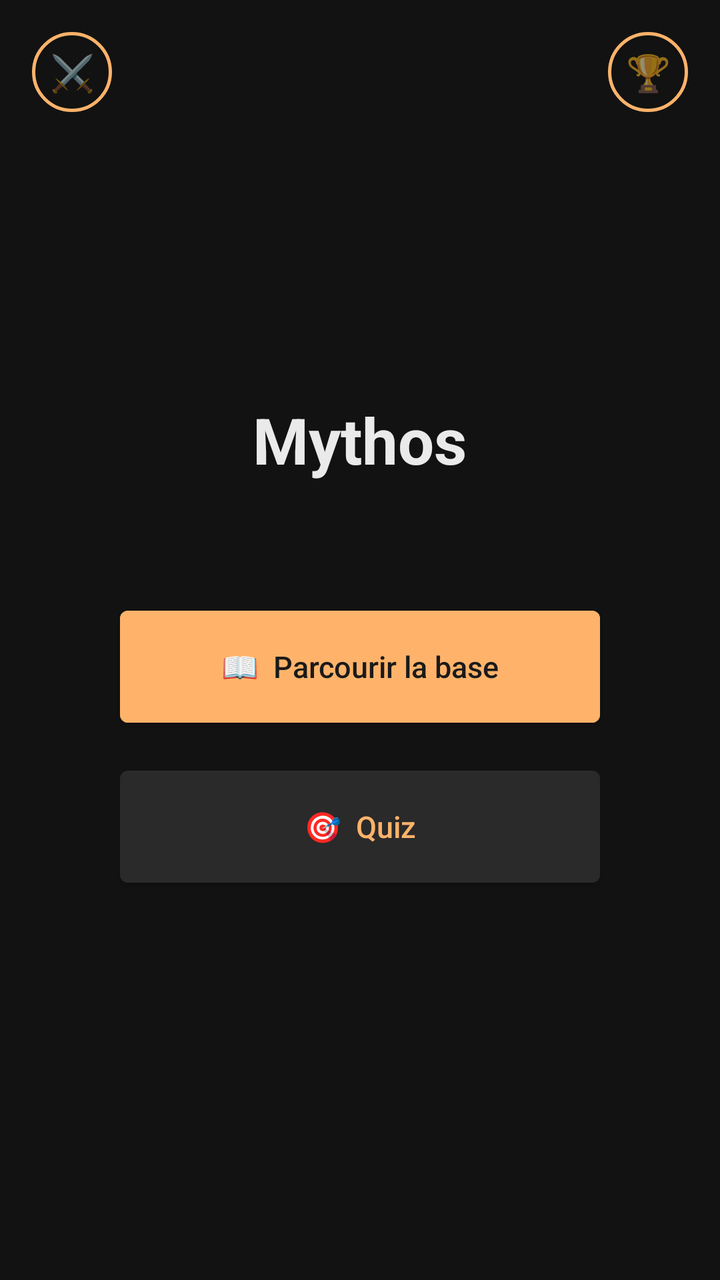
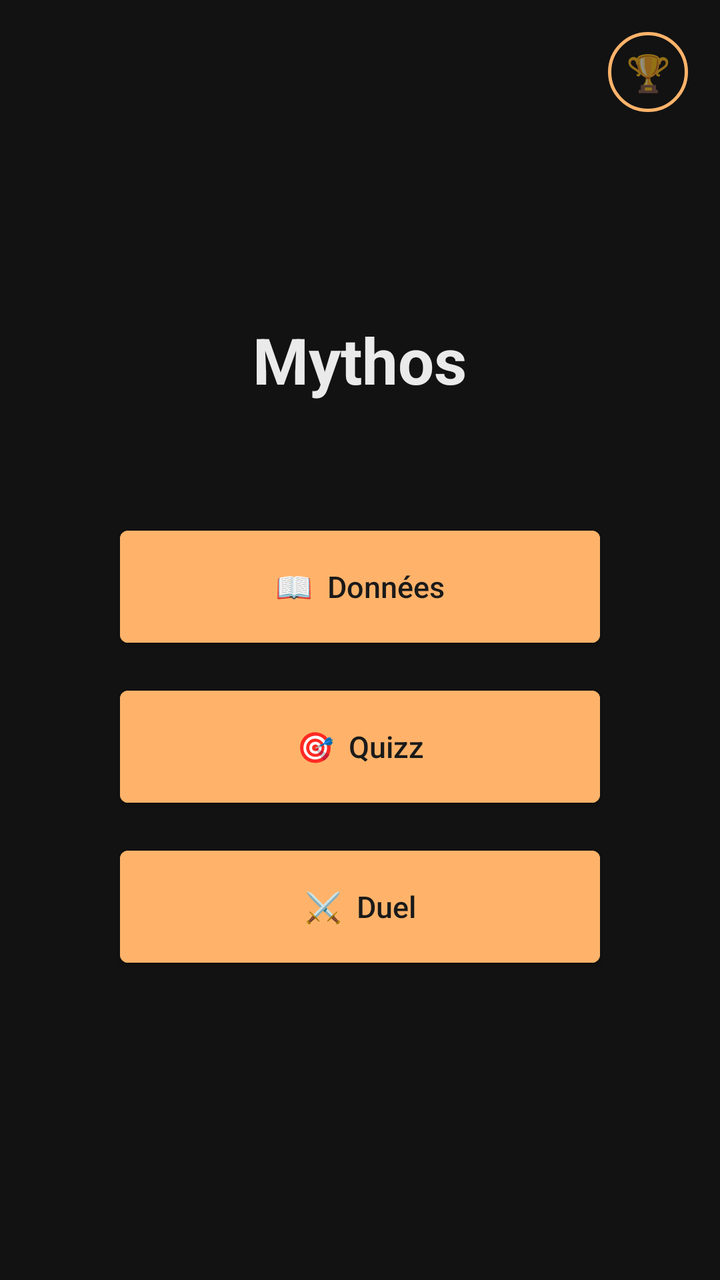

Before-and-after screenshots of an Android layout around one commit, followed by the original layout XML and the change that was made.
<!-- AndroidManifest.xml: application theme Theme.App_mythology -->
<!-- res/layout/fragment_home.xml -->
<?xml version="1.0" encoding="utf-8"?>
<FrameLayout xmlns:android="http://schemas.android.com/apk/res/android"
    android:layout_width="match_parent" android:layout_height="match_parent"
    android:background="@color/surface">

    <LinearLayout
        android:layout_width="match_parent"
        android:layout_height="match_parent"
        android:orientation="vertical"
        android:gravity="center"
        android:padding="32dp">

        <TextView
            android:layout_width="wrap_content"
            android:layout_height="wrap_content"
            android:text="Mythos"
            android:textSize="32sp"
            android:textStyle="bold"
            android:textColor="@color/on_surface"
            android:layout_marginBottom="64dp"/>

        <Button
            android:id="@+id/btn_browse"
            android:backgroundTint="@color/primary" android:textColor="@color/on_primary"
            android:layout_width="240dp"
            android:layout_height="56dp"
            android:text="📖  Parcourir la base"
            android:layout_marginBottom="24dp"/>

        <Button
            android:id="@+id/btn_quiz"
            android:backgroundTint="#FF2A2A2A" android:textColor="@color/primary"
            android:layout_width="240dp"
            android:layout_height="56dp"
            android:text="🎯  Quiz"/>

    </LinearLayout>

    <TextView android:id="@+id/btn_trophy"
        android:layout_width="40dp" android:layout_height="40dp"
        android:layout_gravity="top|end" android:layout_margin="16dp"
        android:background="@drawable/bg_help_button"
        android:gravity="center"
        android:text="🏆" android:textSize="18sp"
        android:contentDescription="Succès"
        android:clickable="true" android:focusable="true"/>

    <TextView android:id="@+id/btn_duel"
        android:layout_width="40dp" android:layout_height="40dp"
        android:layout_gravity="top|start" android:layout_margin="16dp"
        android:background="@drawable/bg_help_button"
        android:gravity="center"
        android:text="⚔️" android:textSize="18sp"
        android:contentDescription="Duel"
        android:clickable="true" android:focusable="true"/>

</FrameLayout>
<!-- resources referenced by this layout -->
<resources>
  <color name="on_primary">#FF1A1A1A</color>
  <color name="on_surface">#FFEAEAEA</color>
  <color name="primary">#FFB36A</color>
  <color name="surface">#FF121212</color>
  <!-- drawable bg_help_button (drawable) -->
  <?xml version="1.0" encoding="utf-8"?>
  <shape xmlns:android="http://schemas.android.com/apk/res/android"
      android:shape="oval">
      <solid android:color="@android:color/transparent"/>
      <stroke android:width="1.5dp" android:color="@color/primary"/>
  </shape>
  <style name="Theme.App_mythology" parent="Base.Theme.App_mythology" />
  <style name="Base.Theme.App_mythology" parent="Theme.MaterialComponents.DayNight">
          
          <item name="colorPrimary">@color/primary</item>
          <item name="colorPrimaryDark">@color/colorPrimaryDark</item>
          <item name="colorAccent">@color/colorAccent</item>
          <item name="colorOnPrimary">@color/on_primary</item>
          <item name="colorSurface">@color/surface</item>
          <item name="colorOnSurface">@color/on_surface</item>
          <item name="android:windowBackground">@color/surface</item>
          <item name="android:statusBarColor">@color/surface</item>
          <item name="android:navigationBarColor">@color/surface</item>
          
          <item name="actionBarStyle">@style/MyActionBar</item>
          <item name="textInputStyle">@style/Widget.MaterialComponents.TextInputLayout.OutlinedBox</item>
          
          <item name="materialButtonStyle">@style/AppButton</item>
      </style>
  <color name="colorPrimaryDark">#FF0A0A0A</color>
  <color name="colorAccent">#FFB36A</color>
  <style name="MyActionBar" parent="Widget.MaterialComponents.ActionBar.Solid">
          <item name="background">@color/surface</item>
          <item name="titleTextStyle">@style/MyActionBarTitle</item>
          <item name="navigationIconTint">@color/primary</item>
      </style>
  <style name="AppButton" parent="Widget.MaterialComponents.Button">
          <item name="android:textAllCaps">false</item>
          <item name="android:letterSpacing">0</item>
          <item name="android:insetTop">0dp</item>
          <item name="android:insetBottom">0dp</item>
          <item name="android:maxLines">1</item>
          <item name="android:textSize">15sp</item>
          <item name="autoSizeTextType">uniform</item>
          <item name="autoSizeMinTextSize">11sp</item>
          <item name="autoSizeMaxTextSize">15sp</item>
      </style>
  <style name="MyActionBarTitle" parent="TextAppearance.Widget.AppCompat.Toolbar.Title">
          <item name="android:textColor">@color/on_surface</item>
      </style>
</resources>

<!-- the commit's change to res/layout/fragment_home.xml (unified diff, before → after) -->
@@ -24,17 +24,33 @@
             android:backgroundTint="@color/primary" android:textColor="@color/on_primary"
             android:layout_width="240dp"
             android:layout_height="56dp"
-            android:text="📖  Parcourir la base"
+            android:text="📖  Données"
             android:layout_marginBottom="24dp"/>
 
         <Button
             android:id="@+id/btn_quiz"
-            android:backgroundTint="#FF2A2A2A" android:textColor="@color/primary"
+            android:backgroundTint="@color/primary" android:textColor="@color/on_primary"
             android:layout_width="240dp"
             android:layout_height="56dp"
-            android:text="🎯  Quiz"/>
+            android:text="🎯  Quizz"
+            android:layout_marginBottom="24dp"/>
+
+        <Button
+            android:id="@+id/btn_duel"
+            android:backgroundTint="@color/primary" android:textColor="@color/on_primary"
+            android:layout_width="240dp"
+            android:layout_height="56dp"
+            android:text="⚔️  Duel"/>
 
     </LinearLayout>
+
+    
+    <TextView android:id="@+id/tv_version"
+        android:layout_width="wrap_content" android:layout_height="wrap_content"
+        android:layout_gravity="top|start" android:layout_margin="16dp"
+        android:textColor="@color/on_surface_variant"
+        android:textSize="13sp"
+        android:contentDescription="Version de l'application"/>
 
     <TextView android:id="@+id/btn_trophy"
         android:layout_width="40dp" android:layout_height="40dp"
@@ -45,13 +61,4 @@
         android:contentDescription="Succès"
         android:clickable="true" android:focusable="true"/>
 
-    <TextView android:id="@+id/btn_duel"
-        android:layout_width="40dp" android:layout_height="40dp"
-        android:layout_gravity="top|start" android:layout_margin="16dp"
-        android:background="@drawable/bg_help_button"
-        android:gravity="center"
-        android:text="⚔️" android:textSize="18sp"
-        android:contentDescription="Duel"
-        android:clickable="true" android:focusable="true"/>
-
 </FrameLayout>
<!-- resource entries referenced after the edit -->
@@ -2,6 +2,7 @@
 <resources>
   <color name="on_primary">#FF1A1A1A</color>
   <color name="on_surface">#FFEAEAEA</color>
+  <color name="on_surface_variant">#FF9E9E9E</color>
   <color name="primary">#FFB36A</color>
   <color name="surface">#FF121212</color>
   <!-- drawable bg_help_button (drawable) -->
